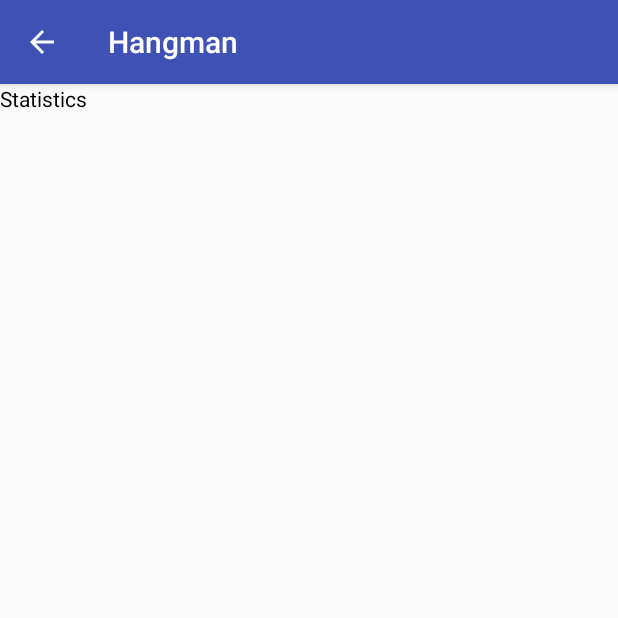
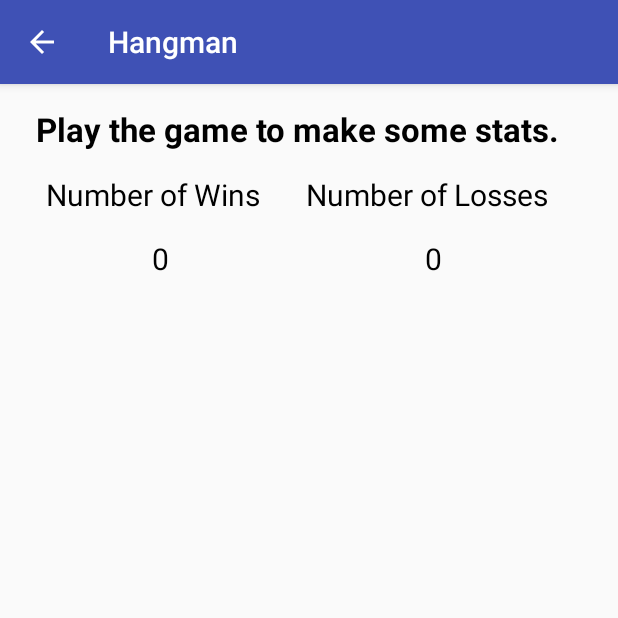
Before and after one commit to Kardzhilov/Hangman, an Android app: the GStatistics screen opened directly, with no data from a screen before it, on a phone screen of 412 x 824 dp, the top half of it. Run offline under Robolectric (Android 15) with nearby library versions, the phone set to English and light mode, and no system bars.

Commit message:
More or less done, might polish

```diff
--- a/app/src/main/java/com/example/micha/s300378/GStatistics.java
+++ b/app/src/main/java/com/example/micha/s300378/GStatistics.java
@@ -2,6 +2,7 @@ package com.example.micha.s300378;
 
 import android.support.v7.app.AppCompatActivity;
 import android.os.Bundle;
+import android.widget.TextView;
 
 public class GStatistics extends AppCompatActivity {
 
@@ -9,5 +10,18 @@ public class GStatistics extends AppCompatActivity {
     protected void onCreate(Bundle savedInstanceState) {
         super.onCreate(savedInstanceState);
         setContentView(R.layout.activity_gstatistics);
+
+
+        Stats stat = new Stats();
+
+        if (stat.getWin()+stat.getLoss()!=0){
+            TextView needToPlay = (TextView)findViewById(R.id.twEmpty);
+            needToPlay.setText("");
+        }
+
+        TextView win = (TextView)findViewById(R.id.twWinsScore);
+        TextView loss = (TextView)findViewById(R.id.twLossScore);
+        win.setText(stat.getWin()+"");
+        loss.setText(stat.getLoss()+"");
     }
 }
--- a/app/src/main/java/com/example/micha/s300378/Game.java
+++ b/app/src/main/java/com/example/micha/s300378/Game.java
@@ -31,6 +31,7 @@ public class Game extends AppCompatActivity {
     public int maxC = 0;
     public int presses[] = new int[30];
     public int pressNr = 0;
+    public Stats stat = new Stats();
 
     @Override
     protected void onCreate(Bundle savedInstanceState) {
@@ -61,9 +62,8 @@ public class Game extends AppCompatActivity {
         if(letterCheck(v.getTag().toString())){             //right guess
             knapp.getBackground().setColorFilter(0xFFE8E8E8, PorterDuff.Mode.MULTIPLY);
             if (correct == (maxC)){
-                //something something stats
+                stat.winP();
                 dialogAlert("win");
-
             }
         } else {                                            //wrong guess
             knapp.getBackground().setColorFilter(0xFFE23F55, PorterDuff.Mode.MULTIPLY);
@@ -86,7 +86,7 @@ public class Game extends AppCompatActivity {
             }
             else if (fails == 6){
                 hang.setImageResource(R.drawable.hang7);
-                //something something stats
+                stat.lossP();
                 dialogAlert("loss");
             }
         }
--- a/app/src/main/java/com/example/micha/s300378/Stats.java
+++ b/app/src/main/java/com/example/micha/s300378/Stats.java
@@ -5,10 +5,11 @@ package com.example.micha.s300378;
  */
 
 public class Stats {
-    public static int win;
-    public static int loss;
+    private static int win;
+    private static int loss;
 
-    public void curStat(){
+
+    public void reStat(){
         win = 0;
         loss = 0;
     }
--- a/app/src/main/res/layout/activity_game.xml
+++ b/app/src/main/res/layout/activity_game.xml
@@ -253,7 +253,6 @@
                 android:layout_width="match_parent"
                 android:layout_height="wrap_content"
                 android:layout_marginLeft="15dp"
-
                 android:layout_marginRight="15dp"
                 android:orientation="horizontal">
 
--- a/app/src/main/res/layout/activity_gstatistics.xml
+++ b/app/src/main/res/layout/activity_gstatistics.xml
@@ -7,16 +7,98 @@
     android:layout_height="match_parent"
     tools:context="com.example.micha.s300378.GStatistics">
 
+    <RelativeLayout
+        android:layout_width="match_parent"
+        android:layout_height="match_parent">
+
         <LinearLayout
             android:layout_width="match_parent"
             android:layout_height="match_parent"
             android:orientation="vertical">
 
+            <LinearLayout
+                android:layout_width="match_parent"
+                android:layout_height="wrap_content"
+                android:orientation="horizontal"
+                android:gravity="center"
+                android:layout_marginTop="15dp"
+                android:layout_marginEnd="15dp">
+
+                <TextView
+                    android:id="@+id/twEmpty"
+                    android:layout_width="wrap_content"
+                    android:layout_height="wrap_content"
+                    android:text="@string/isEmpty"
+                    android:textAlignment="center"
+                    android:textColor="@android:color/black"
+                    android:textSize="22sp"
+                    android:textStyle="bold"/>
+            </LinearLayout>
+
+            <LinearLayout
+                android:layout_width="match_parent"
+                android:layout_height="wrap_content"
+                android:gravity="center"
+                android:orientation="horizontal"
+                android:layout_marginTop="15dp"
+                android:layout_marginEnd="15dp">
+
                 <TextView
                     android:id="@+id/twWins"
-            android:text="@string/stats"
                     android:layout_width="wrap_content"
                     android:layout_height="wrap_content"
-            android:textColor="@android:color/black"/>
+                    android:text="@string/TextWin"
+                    android:textAlignment="center"
+                    android:textColor="@android:color/black"
+                    android:textSize="20sp"
+                    android:layout_marginLeft="15dp"
+                    android:layout_marginRight="15dp"/>
+
+                <TextView
+                    android:id="@+id/twLoss"
+                    android:layout_width="wrap_content"
+                    android:layout_height="wrap_content"
+                    android:text="@string/TextLoss"
+                    android:textAlignment="center"
+                    android:textColor="@android:color/black"
+                    android:textSize="20sp"
+                    android:layout_marginLeft="15dp"
+                    android:layout_marginRight="15dp"/>
+
             </LinearLayout>
+
+            <LinearLayout
+                android:layout_width="match_parent"
+                android:layout_height="wrap_content"
+                android:orientation="horizontal"
+                android:gravity="center"
+                android:layout_marginTop="15dp"
+                android:layout_marginEnd="15dp">
+
+                <TextView
+                    android:id="@+id/twWinsScore"
+                    android:layout_width="wrap_content"
+                    android:layout_height="wrap_content"
+                    android:text="0"
+                    android:textAlignment="center"
+                    android:textColor="@android:color/black"
+                    android:textSize="20sp"
+                    android:layout_marginRight="85dp"/>
+
+                <TextView
+                    android:id="@+id/twLossScore"
+                    android:layout_width="wrap_content"
+                    android:layout_height="wrap_content"
+                    android:text="0"
+                    android:textAlignment="center"
+                    android:textColor="@android:color/black"
+                    android:textSize="20sp"
+                    android:layout_marginLeft="85dp"/>
+
+            </LinearLayout>
+
+        </LinearLayout>
+
     </RelativeLayout>
+
+</RelativeLayout>
--- a/app/src/main/res/values/strings.xml
+++ b/app/src/main/res/values/strings.xml
@@ -1,3 +1,4 @@
+
 <resources>
     <!-- Title Screen -->
     <string name="app_name">Hangman</string>
@@ -10,13 +11,15 @@
     <!-- Rules Screen -->
     <string name="long_rules">
         This is a normal game of "Hangman" where you get 6 wrong guesses before you loose(head, body, arm, arm, leg, leg). \n
-    In case you do not know the rules of Hangman they are as follows: \n
+        In case you do not know the rules of Hangman they are as follows: \n
         \t You are presented with a number of underscores each representing a letter that combined make a word or phrase. \n
         \t Your job is to guess the word or phrase by guessing letters that it might contain, and in this version you can only make 6 wrong guesses before you loose.</string>
     <string name="gl">Good Luck!</string>
+
+
     <!-- Stats -->
-    <string name="TextWin">Number of Wins:</string>
-    <string name="TextLoss">Number of Losses:</string>
+    <string name="TextWin">Number of Wins</string>
+    <string name="TextLoss">Number of Losses</string>
     <string name="isEmpty">Play the game to make some stats.</string>
 
     <!-- Game -->
```
Also changed, not shown: app/src/main/java/com/example/micha/s300378/MainActivity.java (+7 -64 lines), 1 other file. Lines whose indentation alone changed are shown as unchanged.
